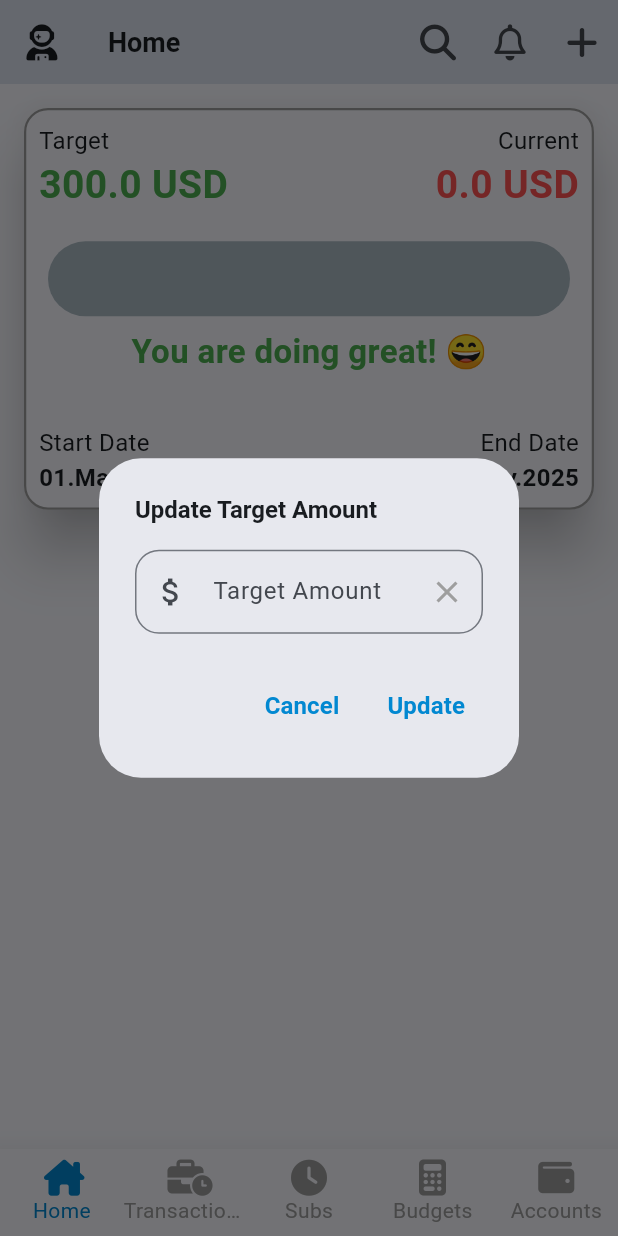
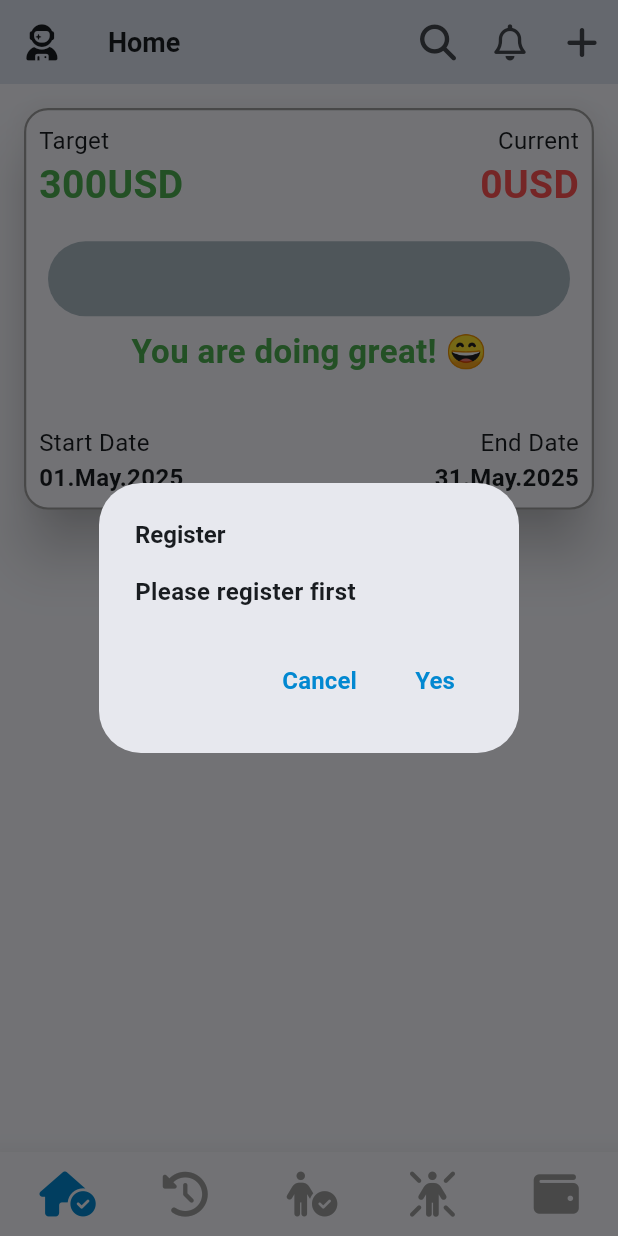
Before and after one commit to Sophanith9108/pbma, a Flutter app: the screen it shows after launch, after a tap on "Target", on a phone screen of 412 x 824 dp. Run offline on Flutter 3.47's test engine with Material 3 defaults, Android fonts, the phone set to English and light mode, and no system bars; our stand-ins replace cached_network_image, carousel_slider, equatable, firebase_core, flutter_sticky_header, fluttertoast and 11 more; accounts and stored records are empty; Roboto replaces fonts that are missing (Angkor, Battambang).

Commit message:
feat: Implement target management features; add target entity, model, service, and repository; enhance home controller and UI for target handling

```diff
--- a/lib/app_constants.dart
+++ b/lib/app_constants.dart
@@ -21,4 +21,5 @@ class AppStorageBox {
   static const String categoryBox = 'category_box';
   static const String settingBox = 'setting_box';
   static const String notificationBox = 'notification_box';
+  static const String targetBox = 'target_box';
 }
--- a/lib/app_extensions.dart
+++ b/lib/app_extensions.dart
@@ -61,7 +61,7 @@ extension NumberFormatExtension on num {
     String sign = '',
     String pattern = '#,##0.###',
     int decimalDigits = 2,
-  }) => '$sign${NumberFormat(pattern, 'en_US').format(this)} $symbol';
+  }) => '$sign${NumberFormat(pattern, 'en_US').format(this)}$symbol';
 }
 
 extension StringExtension on String {
--- a/lib/core.dart
+++ b/lib/core.dart
@@ -55,3 +55,9 @@ export 'budget_screen.dart';
 export 'budget_controller.dart';
 export 'transaction_type_enums.dart';
 export 'user_role_enums.dart';
+export 'target_model.dart';
+export 'target_entity.dart';
+export 'target_service.dart';
+export 'target_repository.dart';
+export 'member_screen.dart';
+export 'member_controller.dart';
--- a/lib/home_controller.dart
+++ b/lib/home_controller.dart
@@ -4,6 +4,9 @@ import 'package:get/get.dart';
 import 'package:pbma/core.dart';
 
 class HomeController extends GetxController {
+  final UserRepository userRepository = Get.put(UserRepository());
+  final TargetRepository targetRepository = Get.put(TargetRepository());
+
   final _startDate = DateTime.now().obs;
   DateTime get startDate => _startDate.value;
   set startDate(DateTime value) => _startDate.value = value;
@@ -62,7 +65,7 @@ class HomeController extends GetxController {
     await Future.delayed(const Duration(seconds: 3), () async {
       AppUtils.showSuccess('Successfully refresing...');
 
-      calculateTotalAmount();
+      await calculateTotalAmount();
 
       return true;
     });
@@ -71,6 +74,11 @@ class HomeController extends GetxController {
   Future<void> setData() async {
     startDate = DateTime(startDate.year, startDate.month, 1);
     endDate = DateTime(endDate.year, endDate.month + 1, 0);
+
+    var targets = await targetRepository.gets() ?? [];
+    if (targets.isNotEmpty && targets.first.amount > 0.0) {
+      targetAmount = targets.first.amount;
+    }
 
     await calculateTotalAmount();
   }
@@ -112,7 +120,13 @@ class HomeController extends GetxController {
   }
 
   Future<void> onTargetUpdated() async {
-    String updateTarget = "";
+    String updatedTarget = "";
+
+    bool isRegistered = await checkIfUserIsRegister();
+    if (!isRegistered) {
+      await showConfirmDialog();
+      return;
+    }
 
     await Future.delayed(Duration(milliseconds: 300));
     showDialog(
@@ -129,7 +143,7 @@ class HomeController extends GetxController {
               ),
               LengthLimitingTextInputFormatter(10),
             ],
-            onChanged: (value) => updateTarget = value,
+            onChanged: (value) => updatedTarget = value,
             textInputAction: TextInputAction.done,
             decoration: InputDecoration(
               labelStyle: AppTextStyles.label,
@@ -156,19 +170,9 @@ class HomeController extends GetxController {
             ),
             TextButton(
               onPressed: () async {
-                double value = double.tryParse(updateTarget) ?? 0;
-                if (value == 0 || targetAmountController.text.isEmpty) {
-                  AppUtils.showError(
-                    "Target is with $updateTarget is not allow, please input the valid amount!",
-                  );
-                  return;
-                }
+                Get.back();
 
-                targetAmount = double.tryParse(updateTarget) ?? 1;
-
-                await calculateTotalAmount();
-
-                Get.back();
+                handleUpdateTarget(updatedTarget);
               },
               child: Text("Update".tr, style: AppTextStyles.title),
             ),
@@ -177,4 +181,75 @@ class HomeController extends GetxController {
       },
     );
   }
+
+  Future<void> handleSavingTarget() async {
+    AppUtils.showLoading();
+
+    var users = await userRepository.gets() ?? [];
+    var user = users.first;
+    var targets = await targetRepository.gets() ?? [];
+    if (targets.isNotEmpty) {
+      var value = targets.first;
+      var target = TargetModel.create(
+        id: value.id,
+        amount: targetAmount,
+        user: user,
+        updatedAt: DateTime.now(),
+      );
+      await targetRepository.update(target);
+    } else {
+      var target = TargetModel.create(amount: targetAmount, user: user);
+      await targetRepository.save(target);
+    }
+    await Future.delayed(Duration(seconds: 3));
+    AppUtils.hideLoading();
+  }
+
+  Future<bool> checkIfUserIsRegister() async {
+    var users = await userRepository.gets() ?? [];
+    return users.isNotEmpty;
+  }
+
+  Future<void> showConfirmDialog() async {
+    showDialog(
+      context: Get.context!,
+      builder: (_) {
+        return AlertDialog(
+          title: Text('Register'.tr, style: AppTextStyles.title),
+          content: Text('Please register first'.tr, style: AppTextStyles.value),
+          actions: [
+            TextButton(
+              onPressed: () async {
+                Get.back();
+              },
+              child: Text('Cancel'.tr, style: AppTextStyles.button),
+            ),
+            TextButton(
+              onPressed: () {
+                Get.back();
+                Get.offAllNamed(AppRoutes.register);
+              },
+              child: Text("Yes".tr, style: AppTextStyles.button),
+            ),
+          ],
+        );
+      },
+    );
+  }
+
+  Future<void> handleUpdateTarget(String updateTarget) async {
+    double value = double.tryParse(updateTarget) ?? 0;
+    if (value == 0 || targetAmountController.text.isEmpty) {
+      AppUtils.showError(
+        "Target is with $updateTarget is not allow, please input the valid amount!",
+      );
+      return;
+    }
+
+    targetAmount = double.tryParse(updateTarget) ?? 1;
+
+    await calculateTotalAmount();
+
+    await handleSavingTarget();
+  }
 }
--- a/lib/home_screen.dart
+++ b/lib/home_screen.dart
@@ -54,7 +54,7 @@ class HomeScreen extends StatelessWidget {
                             children: [
                               Text("Target".tr, style: AppTextStyles.label),
                               Text(
-                                "${controller.targetAmount} ${controller.currency.name}",
+                                "${controller.targetAmount.formatCurrency()}${controller.currency.name}",
                                 style: AppTextStyles.amountPositive,
                               ),
                             ],
@@ -69,7 +69,7 @@ class HomeScreen extends StatelessWidget {
                           children: [
                             Text("Current".tr, style: AppTextStyles.label),
                             Text(
-                              "${controller.currentAmount} ${controller.currency.name}",
+                              "${controller.currentAmount.formatCurrency()}${controller.currency.name}",
                               style: AppTextStyles.amountLeft,
                             ),
                           ],
--- a/lib/main.dart
+++ b/lib/main.dart
@@ -23,9 +23,11 @@ Future<void> initializeStorage() async {
   Hive.registerAdapter(TransactionStatusEnumsAdapter());
   Hive.registerAdapter(UserRoleEnumsAdapter());
   Hive.registerAdapter(TransactionTypeEnumsAdapter());
+  Hive.registerAdapter(TargetEntityAdapter());
 
   await Hive.openBox<TransactionEntity>(AppStorageBox.transactionBox);
   await Hive.openBox<UserEntity>(AppStorageBox.userBox);
+  await Hive.openBox<TargetEntity>(AppStorageBox.targetBox);
 }
 
 void setControllers() {
--- a/lib/main_controller.dart
+++ b/lib/main_controller.dart
@@ -12,7 +12,7 @@ class MainController extends GetxController {
   static final String TAG = "tMain";
 
   final UserRepository userRepository = Get.put(UserRepository());
-
+  final TargetRepository targetRepository = Get.put(TargetRepository());
   final TransactionRepository transactionRepository = Get.put(
     TransactionRepository(),
   );
@@ -42,7 +42,7 @@ class MainController extends GetxController {
   final List<Widget> children = [
     HomeScreen(),
     HistoryScreen(),
-    CategoryScreen(),
+    MemberScreen(),
     BudgetScreen(),
     AccountScreen(),
   ];
@@ -62,13 +62,13 @@ class MainController extends GetxController {
         title = 'Transactions'.tr;
         break;
       case 2:
-        title = 'Subs'.tr;
+        title = 'Members'.tr;
         break;
       case 3:
         title = 'Budgets'.tr;
         break;
       case 4:
-        title = 'Accounts'.tr;
+        title = 'Payments'.tr;
         break;
       default:
         title = 'Home'.tr;
--- a/lib/main_screen.dart
+++ b/lib/main_screen.dart
@@ -31,7 +31,7 @@ class MainScreen extends StatelessWidget {
           ),
           IconButton(
             onPressed: () {
-              Get.toNamed(AppRoutes.transaction)?.then((value)  {
+              Get.toNamed(AppRoutes.transaction)?.then((value) {
                 mainController.onResetTab();
                 homeController.onRefreshing();
               });
@@ -43,24 +43,24 @@ class MainScreen extends StatelessWidget {
         bottomNavigationBar: BottomNavigationBar(
           items: [
             BottomNavigationBarItem(
-              icon: Icon(FontAwesomeIcons.houseChimney),
-              label: 'Home'.tr,
+              icon: Icon(FontAwesomeIcons.houseCircleCheck),
+              label: ''.tr,
             ),
             BottomNavigationBarItem(
-              icon: Icon(FontAwesomeIcons.businessTime),
-              label: 'Transactions'.tr,
+              icon: Icon(FontAwesomeIcons.clockRotateLeft),
+              label: ''.tr,
             ),
             BottomNavigationBarItem(
-              icon: Icon(FontAwesomeIcons.solidClock),
-              label: 'Subs',
+              icon: Icon(FontAwesomeIcons.personCircleCheck),
+              label: ''.tr,
             ),
             BottomNavigationBarItem(
-              icon: Icon(FontAwesomeIcons.calculator),
-              label: 'Budgets',
+              icon: Icon(FontAwesomeIcons.personRays),
+              label: ''.tr,
             ),
             BottomNavigationBarItem(
               icon: Icon(FontAwesomeIcons.wallet),
-              label: 'Accounts'.tr,
+              label: ''.tr,
             ),
           ],
           currentIndex: mainController.currentIndex,
@@ -69,8 +69,9 @@ class MainScreen extends StatelessWidget {
           unselectedItemColor: Colors.grey,
           showUnselectedLabels: true,
           showSelectedLabels: true,
-          selectedFontSize: 14,
-          unselectedFontSize: 14,
+          selectedFontSize: 0,
+          unselectedFontSize: 0,
+          iconSize: 30,
           type: BottomNavigationBarType.fixed,
           elevation: AppDimensions.elevation,
         ),
--- /dev/null
+++ b/lib/member_controller.dart
@@ -0,0 +1,3 @@
+import 'package:get/get.dart';
+
+class MemberController extends GetxController {}
--- a/lib/profile_screen.dart
+++ b/lib/profile_screen.dart
@@ -1,5 +1,3 @@
-import 'dart:io';
-
 import 'package:cached_network_image/cached_network_image.dart';
 import 'package:flutter/material.dart';
 import 'package:font_awesome_flutter/font_awesome_flutter.dart';
--- /dev/null
+++ b/lib/target_model.dart
@@ -0,0 +1,54 @@
+import 'package:equatable/equatable.dart';
+import 'package:get/get.dart';
+import 'package:pbma/core.dart';
+import 'package:uuid/uuid.dart';
+
+class TargetModel extends Equatable {
+  final _id = Uuid().v8().obs;
+  String get id => _id.value;
+  set id(String value) => _id.value = value;
+
+  final _amount = 0.0.obs;
+  double get amount => _amount.value;
+  set amount(double value) => _amount.value = value;
+
+  final _user = UserModel().obs;
+  UserModel get user => _user.value;
+  set user(UserModel value) => _user.value = value;
+
+  final _createdAt = DateTime.now().obs;
+  DateTime get createdAt => _createdAt.value;
+  set createdAt(DateTime value) => _createdAt.value = value;
+
+  final _updatedAt = DateTime.now().obs;
+  DateTime get updatedAt => _updatedAt.value;
+  set updatedAt(DateTime value) => _updatedAt.value = value;
+
+  TargetModel();
+
+  factory TargetModel.create({
+    String? id,
+    required double amount,
+    required UserModel user,
+    DateTime? updatedAt,
+  }) {
+    return TargetModel()
+      ..id = id ?? Uuid().v8()
+      ..amount = amount
+      ..user = user
+      ..createdAt = DateTime.now()
+      ..updatedAt = updatedAt ?? DateTime.now();
+  }
+
+  static TargetEntity toEntity({required TargetModel model}) {
+    return TargetEntity()
+      ..id = model.id
+      ..amount = model.amount
+      ..user = UserModel.toEntity(model.user)
+      ..createdAt = model.createdAt
+      ..updatedAt = model.updatedAt;
+  }
+
+  @override
+  List<Object?> get props => [id, amount, user, createdAt, updatedAt];
+}
--- /dev/null
+++ b/lib/target_repository.dart
@@ -0,0 +1,33 @@
+import 'package:get/get.dart';
+import 'package:pbma/core.dart';
+
+class TargetRepository extends AppStorageRepository<TargetModel> {
+  final TargetService _service = Get.put(TargetService());
+
+  @override
+  Future<void> delete(String key) async {
+    return _service.delete(key);
+  }
+
+  @override
+  Future<TargetModel?> get(String key) async {
+    var entity = await _service.read(key);
+    return entity != null ? TargetEntity.toModel(entity: entity) : null;
+  }
+
+  @override
+  Future<List<TargetModel>?> gets() async {
+    var entities = await _service.reads();
+    return entities?.map((e) => TargetEntity.toModel(entity: e)).toList() ?? [];
+  }
+
+  @override
+  Future<void> save(TargetModel value) async {
+    return _service.create(TargetModel.toEntity(model: value));
+  }
+
+  @override
+  Future<void> update(TargetModel value) async {
+    return _service.update(TargetModel.toEntity(model: value));
+  }
+}
--- a/lib/transaction_service.dart
+++ b/lib/transaction_service.dart
@@ -1,9 +1,10 @@
+import 'package:get/get.dart';
 import 'package:hive/hive.dart';
 import 'package:pbma/core.dart';
 
 class TransactionService extends AppStorageService<TransactionEntity> {
-  final Box<TransactionEntity> transactionBox = Hive.box<TransactionEntity>(
-    AppStorageBox.transactionBox,
+  final Box<TransactionEntity> transactionBox = Get.put(
+    Hive.box<TransactionEntity>(AppStorageBox.transactionBox),
   );
 
   @override
--- a/lib/user_entity.dart
+++ b/lib/user_entity.dart
@@ -44,7 +44,7 @@ class UserEntity extends HiveObject {
 
   UserEntity();
 
-  factory UserEntity.create({
+  UserEntity.create({
     String? id,
     required String name,
     required String email,
@@ -58,7 +58,7 @@ class UserEntity extends HiveObject {
     DateTime? updatedAt,
     UserRoleEnums? role,
   }) {
-    return UserEntity()
+    UserEntity()
       ..id = Uuid().v8()
       ..name = name
       ..email = email
--- a/pubspec.yaml
+++ b/pubspec.yaml
@@ -23,13 +23,11 @@ dependencies:
   google_maps_flutter: ^2.12.2
   geolocator: ^14.0.0
   geocoding: ^4.0.0
-  logger: ^2.5.0
   collection: ^1.19.1
   equatable: ^2.0.7
   hive: ^2.2.3
   hive_flutter: ^1.1.0
   image_picker: ^1.1.2
-  logging: ^1.3.0
   crypto: ^3.0.6
   cached_network_image: ^3.4.1
   firebase_core: ^3.13.1
```
Also changed, not shown: lib/member_screen.dart (added, +14 -0 lines), lib/target_entity.dart (added, +53 -0 lines), lib/target_service.dart (added, +34 -0 lines), lib/target_entity.g.dart (added).
